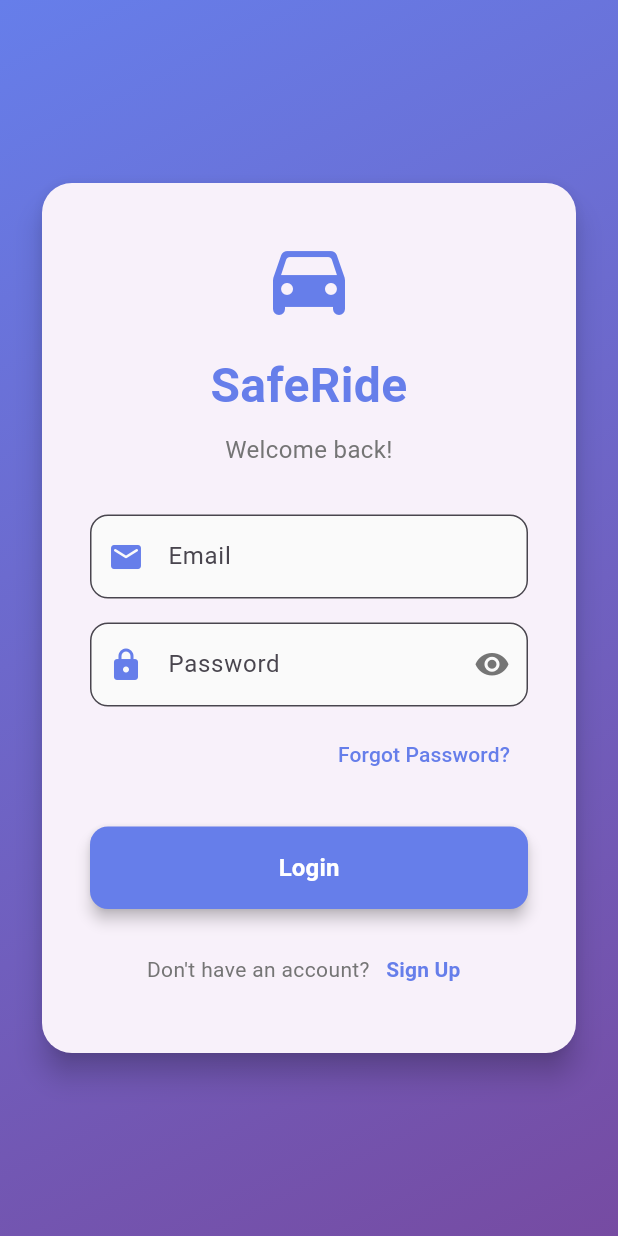
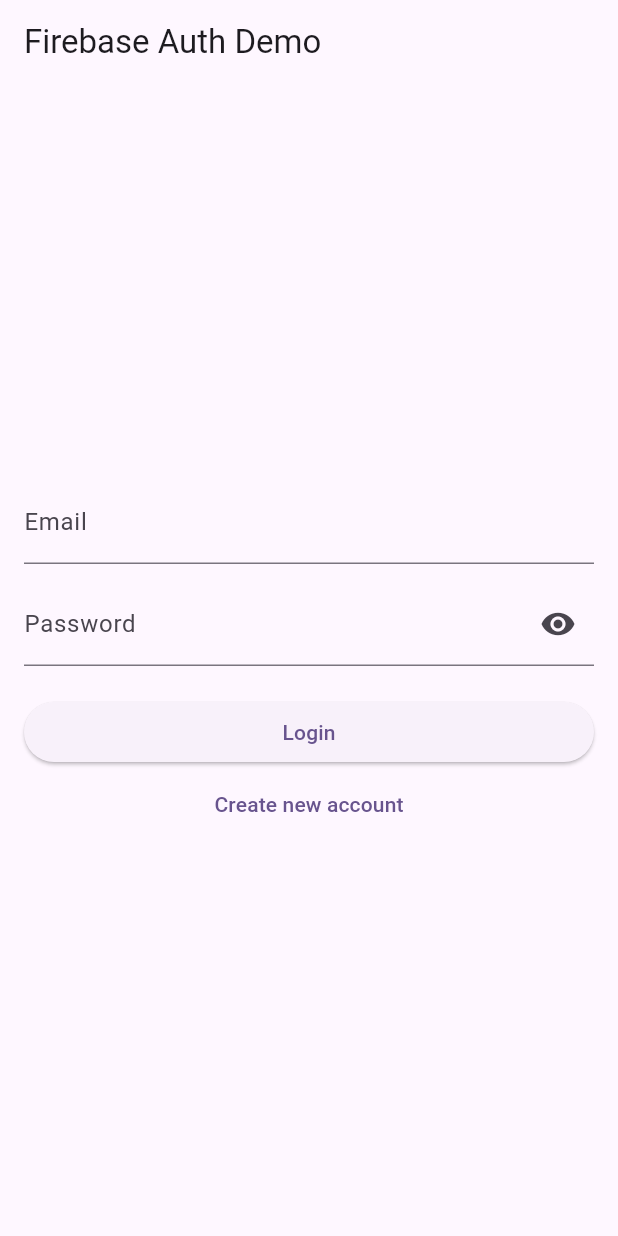
Before and after one commit to kalviumcommunity/S85-0226-TLE-FlutterFirebase-SafeRide, a Flutter app: the screen it shows after launch, on a phone screen of 412 x 824 dp. Run offline on Flutter 3.47's test engine with Material 3 defaults, Android fonts, the phone set to English and light mode, and no system bars; our stand-ins replace cloud_firestore, firebase_auth, firebase_core, flutter_dotenv; accounts and stored records are empty.

Commit message:
feat: implemented signup, login, and logout flows using Firebase Auth

```diff
--- a/frontend/lib/main.dart
+++ b/frontend/lib/main.dart
@@ -1,10 +1,12 @@
 import 'package:flutter/material.dart';
 import 'package:flutter_dotenv/flutter_dotenv.dart';
 import 'package:firebase_core/firebase_core.dart';
+import 'package:firebase_auth/firebase_auth.dart';
 import 'firebase_options.dart';
 import 'screens/bottom_nav_demo.dart';
 import 'screens/state_management_demo.dart';
 import 'screens/responsive_demo.dart';
+import 'screens/auth_screen.dart';
 import 'screens/home_screen.dart';
 import 'screens/second_screen.dart';
 import 'screens/scrollable_views.dart';   // ⭐ ADD THIS
@@ -12,7 +14,6 @@
 import 'screens/asset_demo_screen.dart';
 import 'screens/animations_demo_screen.dart';
 import 'screens/responsive_layout.dart';
-import 'screens/auth_wrapper.dart';
 
 import 'theme/theme_state.dart';
 import 'screens/theme_toggle_screen.dart';
@@ -44,8 +45,24 @@
         ),
         useMaterial3: true,
       ),
-      // AuthWrapper handles auth state - routes to LoginScreen or ResponsiveHome
-      home: const AuthWrapper(),
+      home: StreamBuilder<User?>(
+        stream: FirebaseAuth.instance.authStateChanges(),
+        builder: (context, snapshot) {
+          if (snapshot.connectionState == ConnectionState.waiting) {
+            return const Scaffold(
+              body: Center(
+                child: CircularProgressIndicator(),
+              ),
+            );
+          }
+
+          if (snapshot.hasData) {
+            return const HomeScreen();
+          }
+
+          return const AuthScreen();
+        },
+      ),
 
       routes: {
         '/home': (context) => const HomeScreen(),
--- /dev/null
+++ b/frontend/lib/screens/auth_screen.dart
@@ -0,0 +1,164 @@
+import 'package:firebase_auth/firebase_auth.dart';
+import 'package:flutter/material.dart';
+
+class AuthScreen extends StatefulWidget {
+  const AuthScreen({super.key});
+
+  @override
+  State<AuthScreen> createState() => _AuthScreenState();
+}
+
+class _AuthScreenState extends State<AuthScreen> {
+  final FirebaseAuth _auth = FirebaseAuth.instance;
+  final _formKey = GlobalKey<FormState>();
+  final _emailController = TextEditingController();
+  final _passwordController = TextEditingController();
+
+  bool _isLogin = true;
+  bool _isLoading = false;
+  bool _obscurePassword = true;
+
+  @override
+  void dispose() {
+    _emailController.dispose();
+    _passwordController.dispose();
+    super.dispose();
+  }
+
+  Future<void> _submitAuthForm() async {
+    if (!_formKey.currentState!.validate()) {
+      return;
+    }
+
+    setState(() => _isLoading = true);
+
+    try {
+      final email = _emailController.text.trim();
+      final password = _passwordController.text.trim();
+
+      if (_isLogin) {
+        await _auth.signInWithEmailAndPassword(
+          email: email,
+          password: password,
+        );
+      } else {
+        await _auth.createUserWithEmailAndPassword(
+          email: email,
+          password: password,
+        );
+      }
+
+      if (!mounted) return;
+      ScaffoldMessenger.of(context).showSnackBar(
+        SnackBar(
+          content: Text(
+            _isLogin ? 'Login successful!' : 'Signup successful!',
+          ),
+        ),
+      );
+    } on FirebaseAuthException catch (e) {
+      if (!mounted) return;
+      ScaffoldMessenger.of(context).showSnackBar(
+        SnackBar(content: Text(e.message ?? 'Authentication error')),
+      );
+    } catch (e) {
+      if (!mounted) return;
+      ScaffoldMessenger.of(context).showSnackBar(
+        SnackBar(content: Text('Unexpected error: $e')),
+      );
+    } finally {
+      if (mounted) {
+        setState(() => _isLoading = false);
+      }
+    }
+  }
+
+  @override
+  Widget build(BuildContext context) {
+    return Scaffold(
+      appBar: AppBar(
+        title: const Text('Firebase Auth Demo'),
+      ),
+      body: Padding(
+        padding: const EdgeInsets.all(16),
+        child: Form(
+          key: _formKey,
+          child: Column(
+            mainAxisAlignment: MainAxisAlignment.center,
+            children: [
+              TextFormField(
+                controller: _emailController,
+                keyboardType: TextInputType.emailAddress,
+                decoration: const InputDecoration(
+                  labelText: 'Email',
+                ),
+                validator: (value) {
+                  if (value == null || value.trim().isEmpty) {
+                    return 'Please enter your email';
+                  }
+                  if (!value.contains('@')) {
+                    return 'Please enter a valid email';
+                  }
+                  return null;
+                },
+              ),
+              const SizedBox(height: 12),
+              TextFormField(
+                controller: _passwordController,
+                obscureText: _obscurePassword,
+                decoration: InputDecoration(
+                  labelText: 'Password',
+                  suffixIcon: IconButton(
+                    icon: Icon(
+                      _obscurePassword
+                          ? Icons.visibility
+                          : Icons.visibility_off,
+                    ),
+                    onPressed: () {
+                      setState(() => _obscurePassword = !_obscurePassword);
+                    },
+                  ),
+                ),
+                validator: (value) {
+                  if (value == null || value.isEmpty) {
+                    return 'Please enter your password';
+                  }
+                  if (!_isLogin && value.length < 6) {
+                    return 'Password must be at least 6 characters';
+                  }
+                  return null;
+                },
+              ),
+              const SizedBox(height: 20),
+              SizedBox(
+                width: double.infinity,
+                child: ElevatedButton(
+                  onPressed: _isLoading ? null : _submitAuthForm,
+                  child: _isLoading
+                      ? const SizedBox(
+                          height: 20,
+                          width: 20,
+                          child: CircularProgressIndicator(strokeWidth: 2),
+                        )
+                      : Text(_isLogin ? 'Login' : 'Sign Up'),
+                ),
+              ),
+              TextButton(
+                onPressed: _isLoading
+                    ? null
+                    : () {
+                        setState(() => _isLogin = !_isLogin);
+                      },
+                child: Text(
+                  _isLogin
+                      ? 'Create new account'
+                      : 'Already have an account? Login',
+                ),
+              ),
+            ],
+          ),
+        ),
+      ),
+    );
+  }
+}
```
Also changed, not shown: frontend/lib/screens/home_screen.dart (+11 -1 lines), 1 other file.
